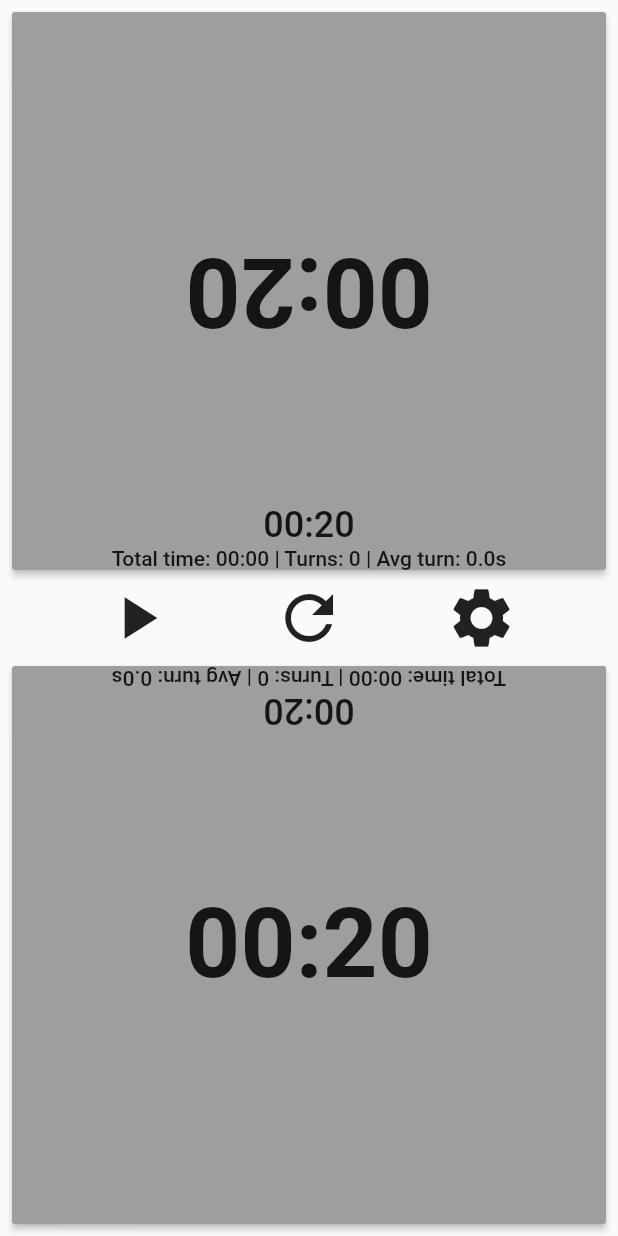
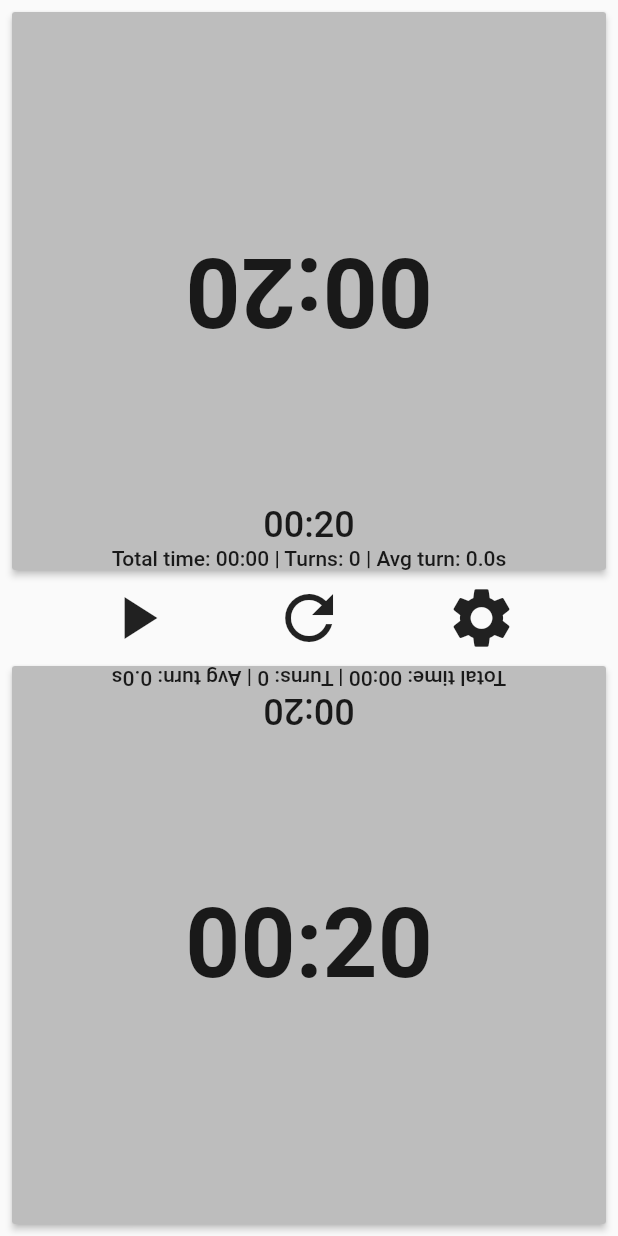
Before and after one commit to Goddchen/ChessTimer, a Flutter app: the screen it shows after launch, on a phone screen of 412 x 824 dp. Run offline on Flutter 3.47's test engine with Material 2 defaults, Android fonts, the phone set to English and light mode, and no system bars; missing offline and left inert: preferences, vibrate.

Commit message:
improved playersArea colors

```diff
--- a/chess_timer/lib/players_area.dart
+++ b/chess_timer/lib/players_area.dart
@@ -27,7 +27,7 @@ class PlayersArea extends StatelessWidget {
     return Container(
       constraints: BoxConstraints.expand(),
       child: MaterialButton(
-        color: _isActive ? Colors.lightBlue : Colors.grey,
+        color: _isActive ? Colors.green[300] : Colors.grey[400],
         onPressed: () => clickedCallback(),
         child: Stack(
           children: <Widget>[
```
